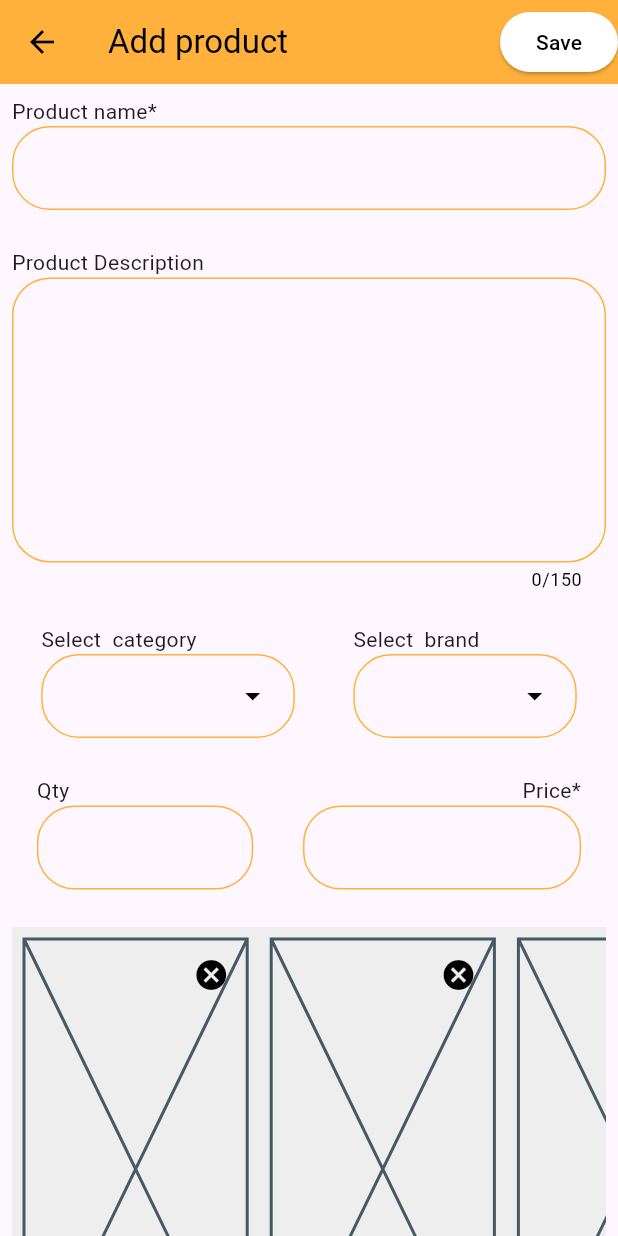
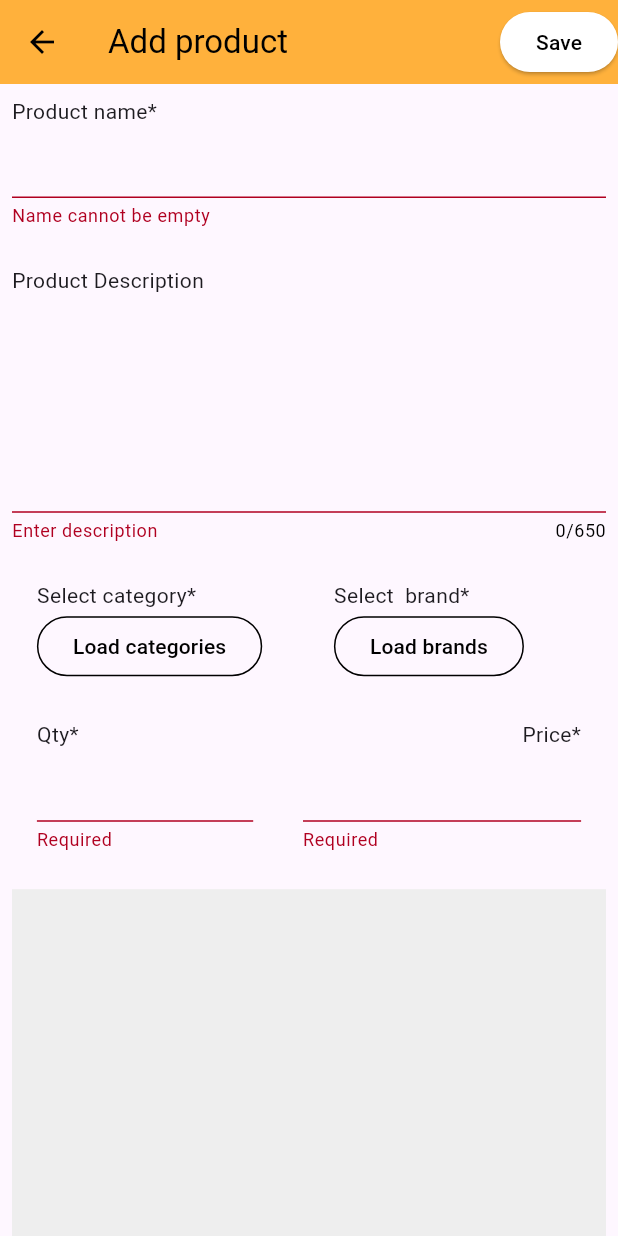
Before and after one commit to rans-rans/ai_store_admin, a Flutter app: the AddEditProductScreen screen opened directly, after a tap on "Save", on a phone screen of 412 x 824 dp. Run offline on Flutter 3.47's test engine with Material 3 defaults, Android fonts, the phone set to English and light mode, and no system bars; our stand-ins replace cached_network_image, camera, firebase_core, firebase_storage, fl_chart, image_picker and 1 more; accounts and stored records are empty; generated files the repository leaves out were written again; network calls fail.

Commit message:
added product-add

```diff
--- a/lib/config/constants/colors.dart
+++ b/lib/config/constants/colors.dart
@@ -10,11 +10,11 @@ final lightTheme = ThemeData.light().copyWith(
   inputDecorationTheme: InputDecorationTheme(
     enabledBorder: OutlineInputBorder(
       borderRadius: BorderRadius.circular(inputBorderRadius),
-      borderSide: const BorderSide(color: primaryColor),
+      borderSide: const BorderSide(color: Colors.black),
     ),
     focusedBorder: OutlineInputBorder(
       borderRadius: BorderRadius.circular(inputBorderRadius),
-      borderSide: const BorderSide(color: primaryColor),
+      borderSide: const BorderSide(color: Colors.black),
     ),
   ),
   colorScheme: const ColorScheme.light(secondary: secondaryColor),
@@ -48,11 +48,11 @@ final darkTheme = ThemeData.dark().copyWith(
   inputDecorationTheme: InputDecorationTheme(
     enabledBorder: OutlineInputBorder(
       borderRadius: BorderRadius.circular(inputBorderRadius),
-      borderSide: const BorderSide(color: primaryColor),
+      borderSide: const BorderSide(color: Colors.white),
     ),
     focusedBorder: OutlineInputBorder(
       borderRadius: BorderRadius.circular(inputBorderRadius),
-      borderSide: const BorderSide(color: primaryColor),
+      borderSide: const BorderSide(color: Colors.white),
     ),
   ),
   textButtonTheme: TextButtonThemeData(
--- a/lib/config/network/network_request.dart
+++ b/lib/config/network/network_request.dart
@@ -5,7 +5,7 @@ import 'network_response.dart';
 class NetworkRequest {
   static Future<NetworkResponse> post({
     required String url,
-    required Map<String, dynamic> body,
+    required Object? body,
     Map<String, String>? headers,
   }) async {
     try {
--- a/lib/src/data/repository/express_repo.dart
+++ b/lib/src/data/repository/express_repo.dart
@@ -1,11 +1,15 @@
+import 'dart:convert';
 import 'dart:io';
+
+import 'package:ai_store_admin/src/domain/entities/product.dart';
 
 import '../../domain/entities/brand.dart';
 import '../../domain/entities/category.dart';
 import '../../domain/repositories/category_repository.dart';
+import '../../domain/repositories/products_repository.dart';
 import '../datasource/express_datasource.dart';
 
-class ExpressRepo implements CategoryRepo {
+class ExpressRepo implements CategoryRepo, ProductsRepository {
   final ExpressDatasource expressDatasource;
 
   ExpressRepo({
@@ -55,6 +59,28 @@ class ExpressRepo implements CategoryRepo {
   }
 
   @override
+  Future<Product> addProduct({required Map<String, dynamic> productData}) async {
+    try {
+      final response = await expressDatasource.addProduct(productData);
+      final product = Product(
+        id: productData['id'],
+        name: productData['name'],
+        description: productData['description'],
+        categoryId: productData['category_id'],
+        brandId: productData['brand_id'],
+        quantity: productData['quantity'],
+        price: productData['price'],
+        images: response['images'],
+        variants: json.decode(productData['variants']),
+        discount: productData['discount'],
+      );
+      return product;
+    } catch (e) {
+      rethrow;
+    }
+  }
+
+  @override
   Future<List<Brand>> fetchBrands() async {
     try {
       final request = await expressDatasource.fetchBrands();
--- /dev/null
+++ b/lib/src/domain/entities/product.dart
@@ -0,0 +1,25 @@
+class Product {
+  final int id;
+  final String name;
+  final String description;
+  final int categoryId;
+  final int brandId;
+  final int quantity;
+  final double price;
+  final List<String> images;
+  final List<dynamic> variants;
+  final double discount;
+
+  Product({
+    required this.id,
+    required this.name,
+    required this.description,
+    required this.categoryId,
+    required this.brandId,
+    required this.quantity,
+    required this.price,
+    required this.images,
+    required this.variants,
+    required this.discount,
+  });
+}
--- a/lib/src/domain/repositories/products_repository.dart
+++ b/lib/src/domain/repositories/products_repository.dart
@@ -0,0 +1,7 @@
+import '../entities/product.dart';
+
+abstract class ProductsRepository {
+  Future<Product> addProduct({
+    required Map<String, dynamic> productData,
+  });
+}
--- a/lib/src/view/pages/add_edit_product_screen.dart
+++ b/lib/src/view/pages/add_edit_product_screen.dart
@@ -1,6 +1,15 @@
+import 'dart:convert';
+import 'dart:io';
+
 import 'package:flutter/material.dart';
+import 'package:provider/provider.dart';
 
+import '../providers/products_provider.dart';
+import '../widgets/add_edit_page/brands_drop_down.dart';
+import '../widgets/add_edit_page/categories_drop_down.dart';
 import '../widgets/add_edit_page/variant_input.dart';
+import '../widgets/global/loading_dialog.dart';
+import '../widgets/global/selected_image_button.dart';
 
 class AddEditProductScreen extends StatefulWidget {
   const AddEditProductScreen({super.key});
@@ -12,14 +21,75 @@ class AddEditProductScreen extends StatefulWidget {
 class _AddEditProductScreenState extends State<AddEditProductScreen> {
   final formKey = GlobalKey<FormState>();
 
+  int? selectedBrandId;
+  int? selectedCategoryId;
+
   final descriptionCtrl = TextEditingController();
   final nameCtrl = TextEditingController();
   final priceCtrl = TextEditingController();
   final qtyCtrl = TextEditingController();
-  // final nameCtrl = TextEditingController();
-  // final nameCtrl = TextEditingController();
 
   List<String> variants = [];
+  List<String> selectedImages = [];
+
+  bool formValid() {
+    formKey.currentState!.validate();
+    final inputValid = formKey.currentState!.validate();
+    if (!inputValid) return false;
+    if (selectedBrandId == null || selectedCategoryId == null) return false;
+    return true;
+  }
+
+  void addProduct() async {
+    if (!formValid()) return;
+
+    final productName = nameCtrl.text.trim();
+    final description = descriptionCtrl.text.trim();
+    final price = double.parse(priceCtrl.text.trim());
+    final quantity = int.parse(qtyCtrl.text.trim());
+
+    final productId = DateTime.now().millisecondsSinceEpoch;
+
+    final product = {
+      'id': productId,
+      'name': productName,
+      'description': description,
+      'category_id': selectedCategoryId,
+      'brand_id': selectedBrandId,
+      'quantity': quantity,
+      'price': price,
+      'images_path': selectedImages,
+      'variants': json.encode(variants),
+      'discount': 0.0,
+    };
+
+    bool isComplete = false;
+
+    try {
+      showDialog(
+        barrierDismissible: false,
+        context: context,
+        builder: (_) => const LoadingDialog(),
+      );
+      isComplete = await context.read<ProductsProvider>().addProduct(product);
+    } finally {
+      if (mounted) {
+        //this pop will remove the loading dialog
+        Navigator.pop(context);
+        ScaffoldMessenger.of(context).showSnackBar(
+          SnackBar(
+            content: Text(switch (isComplete) {
+              true => "Product added successfully",
+              false => "Action failed. Try again",
+            }),
+          ),
+        );
+        if (isComplete == true) {
+          Navigator.pop(context);
+        }
+      }
+    }
+  }
 
   @override
   void dispose() {
@@ -39,9 +109,7 @@ class _AddEditProductScreenState extends State<AddEditProductScreen> {
         backgroundColor: Theme.of(context).primaryColor,
         actions: [
           ElevatedButton(
-            onPressed: () {
-              //TODO  save product here
-            },
+            onPressed: addProduct,
             child: const Text("Save"),
           ),
         ],
@@ -57,55 +125,49 @@ class _AddEditProductScreenState extends State<AddEditProductScreen> {
                 const Text('Product name*'),
                 TextFormField(
                   controller: nameCtrl,
+                  validator: (value) {
+                    if (value == null) return "Enter valid name";
+                    if (value.isEmpty) return "Name cannot be empty";
+                    return null;
+                  },
                 ),
                 const SizedBox(height: 25),
                 const Text('Product Description'),
                 SizedBox(
-                  height: screenSize.height * 0.25,
-                  child: TextField(
+                  height: screenSize.height * 0.2,
+                  child: TextFormField(
                     controller: descriptionCtrl,
                     textAlignVertical: TextAlignVertical.top,
                     maxLines: null,
                     minLines: null,
                     expands: true,
-                    maxLength: 150,
+                    maxLength: 650,
+                    validator: (value) {
+                      if (value == null || value.isEmpty) return "Enter description";
+                      return null;
+                    },
                   ),
                 ),
                 const SizedBox(height: 25),
-                const Row(
+
+                Row(
                   mainAxisAlignment: MainAxisAlignment.spaceAround,
                   children: [
-                    Column(
-                      crossAxisAlignment: CrossAxisAlignment.start,
-                      children: [
-                        Text("Select  category"),
-                        DropdownMenu(
-                          dropdownMenuEntries: [
-                            //TODO  list of categories here
-                            DropdownMenuEntry(value: '1', label: 'Category 1'),
-                            DropdownMenuEntry(value: '1', label: 'Category 2'),
-                            DropdownMenuEntry(value: '1', label: 'Category 3'),
-                            DropdownMenuEntry(value: '1', label: 'Category 4'),
-                            DropdownMenuEntry(value: '1', label: 'Category 5'),
-                          ],
+                    SizedBox(
+                      width: screenSize.width * 0.4,
+                      child: CategoriesDropDown(
+                        onCategorySelected: (categoryId) {
+                          selectedCategoryId = categoryId;
+                        },
                       ),
-                      ],
                     ),
-                    Column(
-                      crossAxisAlignment: CrossAxisAlignment.start,
-                      children: [
-                        Text("Select  brand"),
-                        DropdownMenu(
-                          dropdownMenuEntries: [
-                            //TODO  list of brands here
-                            DropdownMenuEntry(value: '1', label: 'Brand 1'),
-                            DropdownMenuEntry(value: '1', label: 'Brand 2'),
-                            DropdownMenuEntry(value: '1', label: 'Brand 3'),
-                            DropdownMenuEntry(value: '1', label: 'Brand 4'),
-                            DropdownMenuEntry(value: '1', label: 'Brand 5'),
-                          ],
+                    SizedBox(
+                      width: screenSize.width * 0.4,
+                      child: BrandsDropDown(
+                        onBrandSelected: (brandId) {
+                          selectedBrandId = brandId;
+                        },
                       ),
-                      ],
                     ),
                   ],
                 ),
@@ -116,16 +178,23 @@ class _AddEditProductScreenState extends State<AddEditProductScreen> {
                     Column(
                       crossAxisAlignment: CrossAxisAlignment.start,
                       children: [
-                        const Text("Qty"),
+                        const Text("Qty*"),
                         SizedBox(
                           width: screenSize.width * 0.35,
                           child: TextFormField(
                             controller: qtyCtrl,
                             textAlign: TextAlign.right,
-                            keyboardType: const TextInputType.numberWithOptions(
-                              signed: false,
-                              decimal: true,
-                            ),
+                            keyboardType: TextInputType.number,
+                            validator: (value) {
+                              if (value == null || value.isEmpty) {
+                                return "Required";
+                              }
+                              if (int.tryParse(value) == null ||
+                                  int.parse(value) <= 0) {
+                                return "Enter valid quantity";
+                              }
+                              return null;
+                            },
                           ),
                         ),
                       ],
@@ -143,6 +212,16 @@ class _AddEditProductScreenState extends State<AddEditProductScreen> {
                               signed: false,
                               decimal: true,
                             ),
+                            validator: (value) {
+                              if (value == null || value.isEmpty) {
+                                return "Required";
+                              }
+                              if (double.tryParse(value) == null ||
+                                  double.parse(value) <= 0) {
+                                return "Enter valid price";
+                              }
+                              return null;
+                            },
                           ),
                         ),
                       ],
@@ -150,8 +229,8 @@ class _AddEditProductScreenState extends State<AddEditProductScreen> {
                   ],
                 ),
                 const SizedBox(height: 25),
-                //TODO list of product images are here
-                Container(
+                StatefulBuilder(builder: (context, snap) {
+                  return Container(
                     height: screenSize.height * 0.45,
                     width: double.infinity,
                     decoration: BoxDecoration(color: Colors.grey.shade200),
@@ -159,20 +238,28 @@ class _AddEditProductScreenState extends State<AddEditProductScreen> {
                       children: [
                         Expanded(
                           child: ListView.builder(
-                          itemCount: 7,
+                            itemCount: selectedImages.length,
                             scrollDirection: Axis.horizontal,
                             itemBuilder: (context, index) {
+                              final image = selectedImages[index];
                               return Container(
+                                alignment: Alignment.center,
                                 padding: const EdgeInsets.all(8.0),
-                              height: screenSize.height * 0.05,
-                              width: screenSize.height * 0.2,
+                                height: screenSize.height * 0.2,
+                                width: screenSize.width * 0.8,
                                 child: Stack(
                                   alignment: Alignment.topRight,
                                   children: [
-                                  const Placeholder(),
+                                    Image.file(
+                                      File(image),
+                                      height: screenSize.height * 0.45,
+                                      fit: BoxFit.cover,
+                                    ),
                                     IconButton(
                                       onPressed: () {
-                                      //TODO  remove image from list
+                                        selectedImages.removeWhere(
+                                            (element) => element == image);
+                                        snap(() {});
                                       },
                                       icon: const Icon(Icons.cancel),
                                     ),
@@ -182,22 +269,18 @@ class _AddEditProductScreenState extends State<AddEditProductScreen> {
                             },
                           ),
                         ),
-                      Row(
-                        mainAxisAlignment: MainAxisAlignment.spaceEvenly,
-                        children: [
-                          ElevatedButton(
-                            onPressed: () {},
-                            child: const Text("Select from gallery"),
-                          ),
-                          ElevatedButton(
-                            onPressed: () {},
-                            child: const Text("Pick picture"),
+                        SelectImageButton(
+                          onImageSelected: (image) {
+                            if (image != null) {
+                              selectedImages.add(image);
+                              snap(() {});
+                            }
+                          },
                         ),
                       ],
                     ),
-                    ],
-                  ),
-                ),
+                  );
+                }),
                 const SizedBox(height: 25),
                 //you add variants over here
                 Column(
@@ -207,8 +290,8 @@ class _AddEditProductScreenState extends State<AddEditProductScreen> {
                       children: [
                         Expanded(
                           child: Container(
+                            color: Colors.grey.shade100,
                             height: screenSize.height * 0.05,
-                            color: Theme.of(context).primaryColor.withAlpha(45),
                             child: SingleChildScrollView(
                               child: Row(
                                 children: [
--- /dev/null
+++ b/lib/src/view/providers/products_provider.dart
@@ -0,0 +1,26 @@
+import 'package:flutter/material.dart';
+
+import '../../domain/entities/product.dart';
+import '../../domain/repositories/products_repository.dart';
+
+class ProductsProvider with ChangeNotifier {
+  final ProductsRepository productsRepository;
+
+  List<Product> _products = [];
+
+  ProductsProvider({required this.productsRepository});
+
+  List<Product> get products => _products;
+
+  Future<bool> addProduct(Map<String, dynamic> productData) async {
+    try {
+      await productsRepository.addProduct(productData: productData).then((product) {
+        _products.add(product);
+        notifyListeners();
+      });
+      return true;
+    } catch (e) {
+      return false;
+    }
+  }
+}
--- /dev/null
+++ b/lib/src/view/widgets/add_edit_page/brands_drop_down.dart
@@ -0,0 +1,56 @@
+import 'package:flutter/material.dart';
+import 'package:provider/provider.dart';
+
+import '../../providers/brand_provider.dart';
+
+class BrandsDropDown extends StatelessWidget {
+  final Function(int) onBrandSelected;
+  const BrandsDropDown({
+    super.key,
+    required this.onBrandSelected,
+  });
+
+  @override
+  Widget build(BuildContext context) {
+    return Column(
+      crossAxisAlignment: CrossAxisAlignment.start,
+      children: [
+        const Text("Select  brand*"),
+        Consumer<BrandProvider>(
+          builder: (context, brandProvider, child) {
+            final brands = brandProvider.brands;
+            if (brands.isEmpty) {
+              return OutlinedButton(
+                style: OutlinedButton.styleFrom(
+                  side: const BorderSide(color: Colors.black),
+                ),
+                onPressed: () {
+                  brandProvider.fetchBrands();
+                },
+                child: const Text(
+                  "Load brands",
+                  style: TextStyle(
+                    color: Colors.black,
+                  ),
+                ),
+              );
+            }
+            return DropdownMenu(
+              hintText: "Select Brand",
+              dropdownMenuEntries: [
+                for (var brand in brands)
+                  DropdownMenuEntry(
+                    value: brand.id,
+                    label: brand.name,
+                  ),
+              ],
+              onSelected: (value) {
+                onBrandSelected(value!);
+              },
+            );
+          },
+        ),
+      ],
+    );
+  }
+}
--- /dev/null
+++ b/lib/src/view/widgets/add_edit_page/categories_drop_down.dart
@@ -0,0 +1,56 @@
+import 'package:flutter/material.dart';
+import 'package:provider/provider.dart';
+
+import '../../providers/category_provider.dart';
+
+class CategoriesDropDown extends StatelessWidget {
+  final Function(int) onCategorySelected;
+  const CategoriesDropDown({
+    super.key,
+    required this.onCategorySelected,
+  });
+
+  @override
+  Widget build(BuildContext context) {
+    return Column(
+      crossAxisAlignment: CrossAxisAlignment.start,
+      children: [
+        const Text("Select category*"),
+        Consumer<CategoryProvider>(
+          builder: (context, categoryProvider, child) {
+            final brands = categoryProvider.categories;
+            if (brands.isEmpty) {
+              return OutlinedButton(
+                style: OutlinedButton.styleFrom(
+                  side: const BorderSide(color: Colors.black),
+                ),
+                onPressed: () {
+                  categoryProvider.fetchCategories();
+                },
+                child: const Text(
+                  "Load categories",
+                  style: TextStyle(
+                    color: Colors.black,
+                  ),
+                ),
+              );
+            }
+            return DropdownMenu(
+              hintText: "Select category*",
+              dropdownMenuEntries: [
+                for (var brand in brands)
+                  DropdownMenuEntry(
+                    value: brand.id,
+                    label: brand.name,
+                  ),
+              ],
+              onSelected: (value) {
+                onCategorySelected(value!);
+              },
+            );
+          },
+        ),
+      ],
+    );
+  }
+}
--- a/lib/src/view/widgets/add_edit_page/variant_input.dart
+++ b/lib/src/view/widgets/add_edit_page/variant_input.dart
@@ -24,6 +24,8 @@ class _VariantInputState extends State<VariantInput> {
       padding: EdgeInsets.only(bottom: MediaQuery.of(context).viewInsets.bottom),
       child: SizedBox(
         height: 150,
+        child: Padding(
+          padding: const EdgeInsets.all(8.0),
           child: Column(
             children: [
               TextField(
@@ -40,6 +42,7 @@ class _VariantInputState extends State<VariantInput> {
             ],
           ),
         ),
+      ),
     );
   }
 }
```
Also changed, not shown: lib/injector.dart (+7 -3 lines), lib/src/data/datasource/express_datasource.dart (+29 -2 lines), lib/src/data/datasource/firebase_datasource.dart (+18 -2 lines), lib/src/view/pages/add_category_page.dart (+2 -14 lines), lib/src/view/widgets/global/loading_dialog.dart (added, +26 -0 lines). Lines whose indentation alone changed are shown as unchanged.
